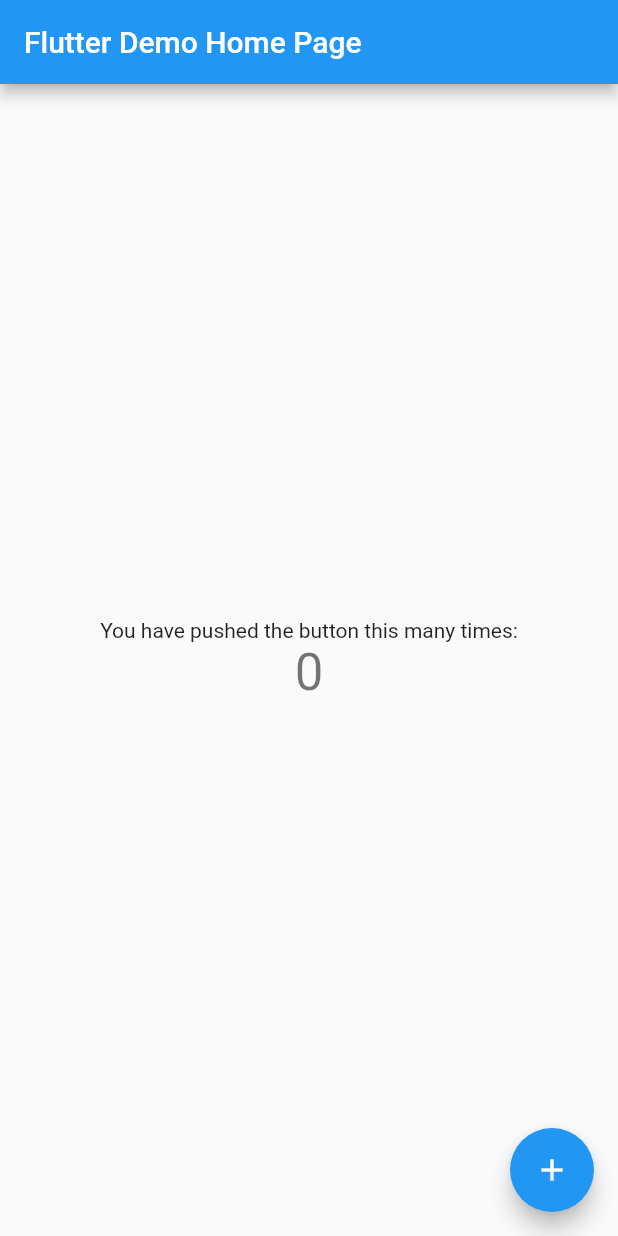
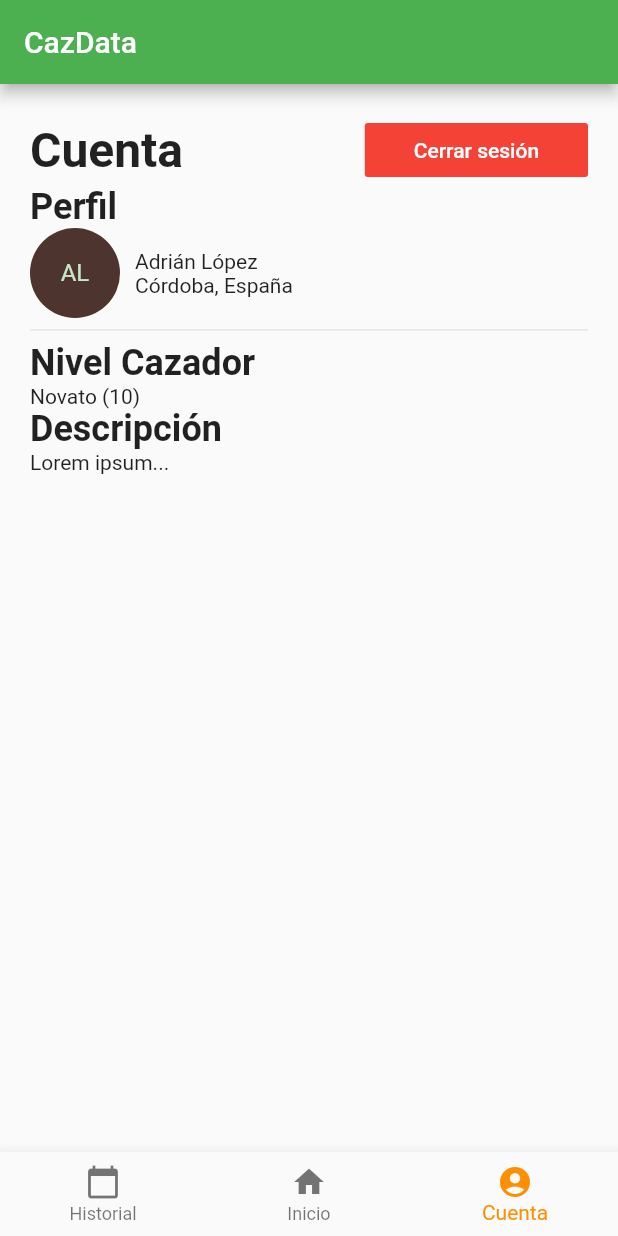
Before and after one commit to aulasoftwarelibre/cazdata-frontend, a Flutter app: the screen it shows after launch, on a phone screen of 412 x 824 dp. Run offline on Flutter 3.47's test engine with Material 2 defaults, Android fonts, the phone set to English and light mode, and no system bars.

Commit message:
Started account tab

```diff
--- a/lib/main.dart
+++ b/lib/main.dart
@@ -3,22 +3,12 @@ import 'package:flutter/material.dart';
 void main() => runApp(MyApp());
 
 class MyApp extends StatelessWidget {
-  // This widget is the root of your application.
   @override
   Widget build(BuildContext context) {
     return MaterialApp(
       title: 'Flutter Demo',
       theme: ThemeData(
-        // This is the theme of your application.
-        //
-        // Try running your application with "flutter run". You'll see the
-        // application has a blue toolbar. Then, without quitting the app, try
-        // changing the primarySwatch below to Colors.green and then invoke
-        // "hot reload" (press "r" in the console where you ran "flutter run",
-        // or simply save your changes to "hot reload" in a Flutter IDE).
-        // Notice that the counter didn't reset back to zero; the application
-        // is not restarted.
-        primarySwatch: Colors.blue,
+        primarySwatch: Colors.green,
       ),
       home: MyHomePage(title: 'Flutter Demo Home Page'),
     );
@@ -28,15 +18,6 @@ class MyApp extends StatelessWidget {
 class MyHomePage extends StatefulWidget {
   MyHomePage({Key key, this.title}) : super(key: key);
 
-  // This widget is the home page of your application. It is stateful, meaning
-  // that it has a State object (defined below) that contains fields that affect
-  // how it looks.
-
-  // This class is the configuration for the state. It holds the values (in this
-  // case the title) provided by the parent (in this case the App widget) and
-  // used by the build method of the State. Fields in a Widget subclass are
-  // always marked "final".
-
   final String title;
 
   @override
@@ -44,68 +25,103 @@ class MyHomePage extends StatefulWidget {
 }
 
 class _MyHomePageState extends State<MyHomePage> {
-  int _counter = 0;
+  int _selectedIndex = 2;
 
-  void _incrementCounter() {
+  void _onItemTapped(int index) {
     setState(() {
-      // This call to setState tells the Flutter framework that something has
-      // changed in this State, which causes it to rerun the build method below
-      // so that the display can reflect the updated values. If we changed
-      // _counter without calling setState(), then the build method would not be
-      // called again, and so nothing would appear to happen.
-      _counter++;
+      _selectedIndex = index;
     });
   }
 
   @override
   Widget build(BuildContext context) {
-    // This method is rerun every time setState is called, for instance as done
-    // by the _incrementCounter method above.
-    //
-    // The Flutter framework has been optimized to make rerunning build methods
-    // fast, so that you can just rebuild anything that needs updating rather
-    // than having to individually change instances of widgets.
     return Scaffold(
       appBar: AppBar(
-        // Here we take the value from the MyHomePage object that was created by
-        // the App.build method, and use it to set our appbar title.
-        title: Text(widget.title),
+        title: Text('CazData'),
       ),
       body: Center(
-        // Center is a layout widget. It takes a single child and positions it
-        // in the middle of the parent.
-        child: Column(
-          // Column is also a layout widget. It takes a list of children and
-          // arranges them vertically. By default, it sizes itself to fit its
-          // children horizontally, and tries to be as tall as its parent.
-          //
-          // Invoke "debug painting" (press "p" in the console, choose the
-          // "Toggle Debug Paint" action from the Flutter Inspector in Android
-          // Studio, or the "Toggle Debug Paint" command in Visual Studio Code)
-          // to see the wireframe for each widget.
-          //
-          // Column has various properties to control how it sizes itself and
-          // how it positions its children. Here we use mainAxisAlignment to
-          // center the children vertically; the main axis here is the vertical
-          // axis because Columns are vertical (the cross axis would be
-          // horizontal).
-          mainAxisAlignment: MainAxisAlignment.center,
-          children: <Widget>[
-            Text(
-              'You have pushed the button this many times:',
-            ),
-            Text(
-              '$_counter',
-              style: Theme.of(context).textTheme.display1,
-            ),
-          ],
+        child: Container(
+          margin: const EdgeInsets.all(20),
+          child: Column(
+            crossAxisAlignment: CrossAxisAlignment.start,
+            mainAxisAlignment: MainAxisAlignment.start,
+            children: <Widget>[
+              Row(
+                children: <Widget>[
+                  Expanded(
+                    flex: 3,
+                    child: Text(
+                      'Cuenta',
+                      style:
+                          TextStyle(fontSize: 32, fontWeight: FontWeight.bold),
+                    ),
+                  ),
+                  Expanded(
+                    flex: 2,
+                    child: FlatButton(
+                      onPressed: () {
+                        /*...*/
+                      },
+                      color: Colors.red,
+                      textColor: Colors.white,
+                      child: Text(
+                        "Cerrar sesión",
+                      ),
+                    ),
+                  ),
+                ],
+              ),
+              Text(
+                'Perfil',
+                style: TextStyle(fontSize: 24, fontWeight: FontWeight.bold),
+              ),
+              Row(
+                mainAxisAlignment: MainAxisAlignment.start,
+                children: <Widget>[
+                  CircleAvatar(
+                    radius: 30,
+                    backgroundColor: Colors.brown.shade800,
+                    child: Text('AL'),
+                  ),
+                  Container(
+                      margin: const EdgeInsets.all(10),
+                      child: Text('Adrián López\nCórdoba, España')),
+                ],
+              ),
+              Divider(),
+              Text(
+                'Nivel Cazador',
+                style: TextStyle(fontSize: 24, fontWeight: FontWeight.bold),
+              ),
+              Text('Novato (10)'),
+              Text(
+                'Descripción',
+                style: TextStyle(fontSize: 24, fontWeight: FontWeight.bold),
+              ),
+              Text('Lorem ipsum...'),
+            ],
+          ),
         ),
       ),
-      floatingActionButton: FloatingActionButton(
-        onPressed: _incrementCounter,
-        tooltip: 'Increment',
-        child: Icon(Icons.add),
-      ), // This trailing comma makes auto-formatting nicer for build methods.
+      bottomNavigationBar: BottomNavigationBar(
+        items: const <BottomNavigationBarItem>[
+          BottomNavigationBarItem(
+            icon: Icon(Icons.calendar_today),
+            title: Text('Historial'),
+          ),
+          BottomNavigationBarItem(
+            icon: Icon(Icons.home),
+            title: Text('Inicio'),
+          ),
+          BottomNavigationBarItem(
+            icon: Icon(Icons.account_circle),
+            title: Text('Cuenta'),
+          ),
+        ],
+        currentIndex: _selectedIndex,
+        selectedItemColor: Colors.amber[800],
+        onTap: _onItemTapped,
+      ),
     );
   }
 }
```
